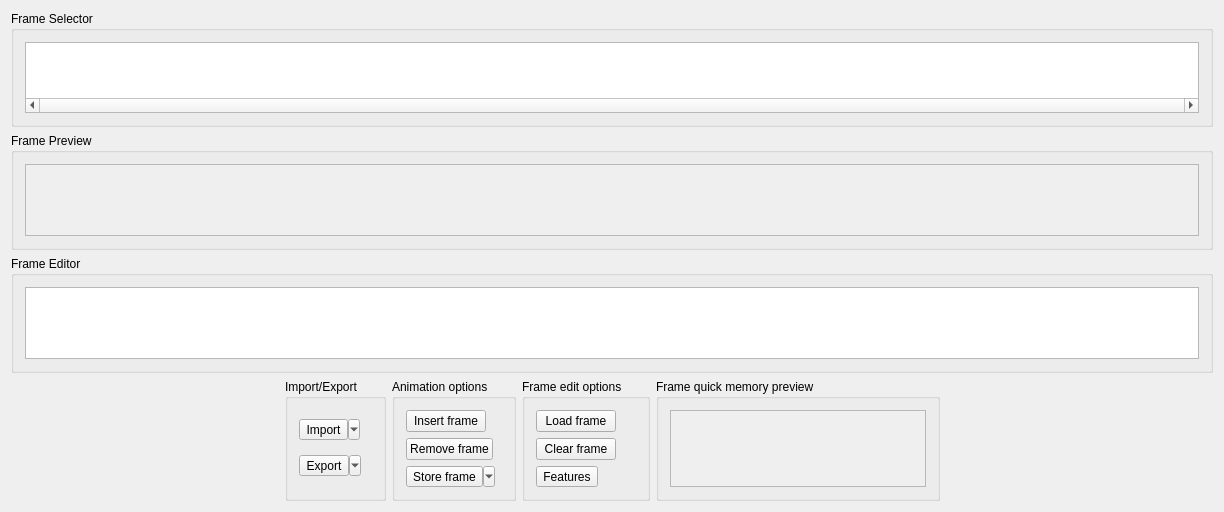
Above: simulatorwindow.ui from omicronns/qt-matrix-led-animations-editor before the change. Below: the same form after it.
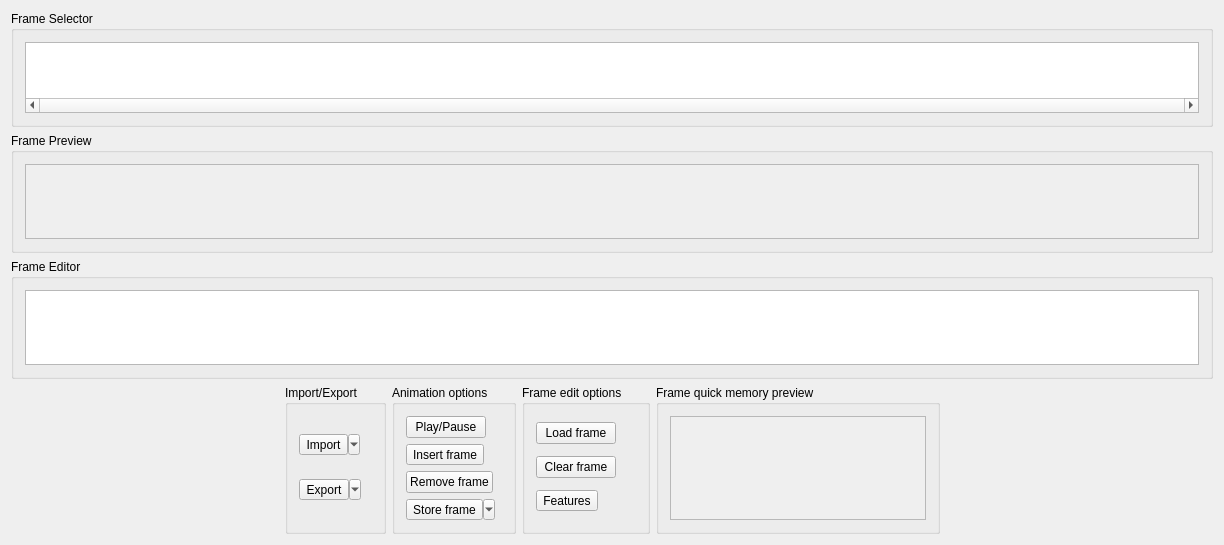
That is the form after the change. Custom widgets are drawn as their Qt base class.

The edit to the form file:
```diff
--- a/simulatorwindow.ui
+++ b/simulatorwindow.ui
@@ -7,7 +7,7 @@
     <x>0</x>
     <y>0</y>
     <width>1224</width>
-    <height>512</height>
+    <height>545</height>
    </rect>
   </property>
   <property name="sizePolicy">
@@ -215,16 +215,32 @@
          </property>
          <layout class="QVBoxLayout" name="verticalLayout_7">
           <item>
-           <widget class="QPushButton" name="insertFrameButton">
+           <widget class="QPushButton" name="playButton">
             <property name="sizePolicy">
              <sizepolicy hsizetype="Fixed" vsizetype="Fixed">
               <horstretch>0</horstretch>
               <verstretch>0</verstretch>
              </sizepolicy>
             </property>
+            <property name="text">
+             <string>Play/Pause</string>
+            </property>
+           </widget>
+          </item>
+          <item>
+           <widget class="QToolButton" name="insertFrameButton">
             <property name="text">
              <string>Insert frame</string>
             </property>
+            <property name="popupMode">
+             <enum>QToolButton::InstantPopup</enum>
+            </property>
+            <property name="toolButtonStyle">
+             <enum>Qt::ToolButtonTextOnly</enum>
+            </property>
+            <property name="arrowType">
+             <enum>Qt::DownArrow</enum>
+            </property>
            </widget>
           </item>
           <item>
```
Left out of the diff: 31 changed lines with no effect on the pictures.
